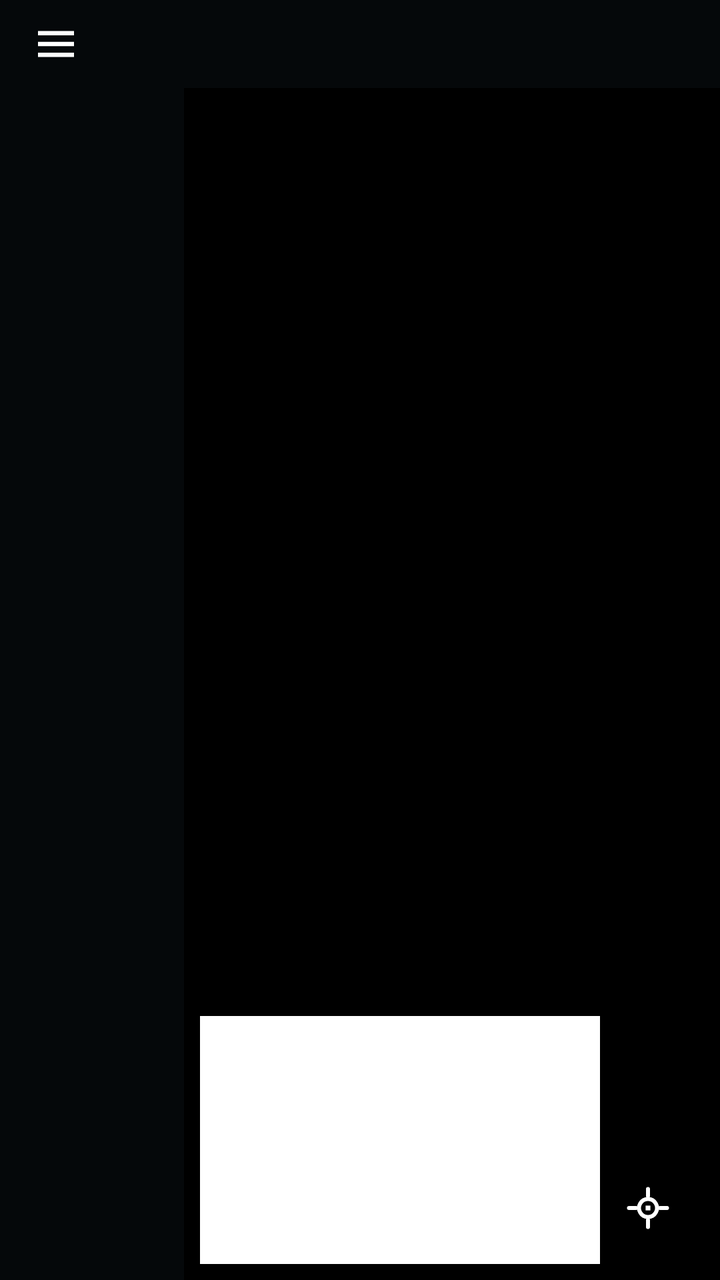
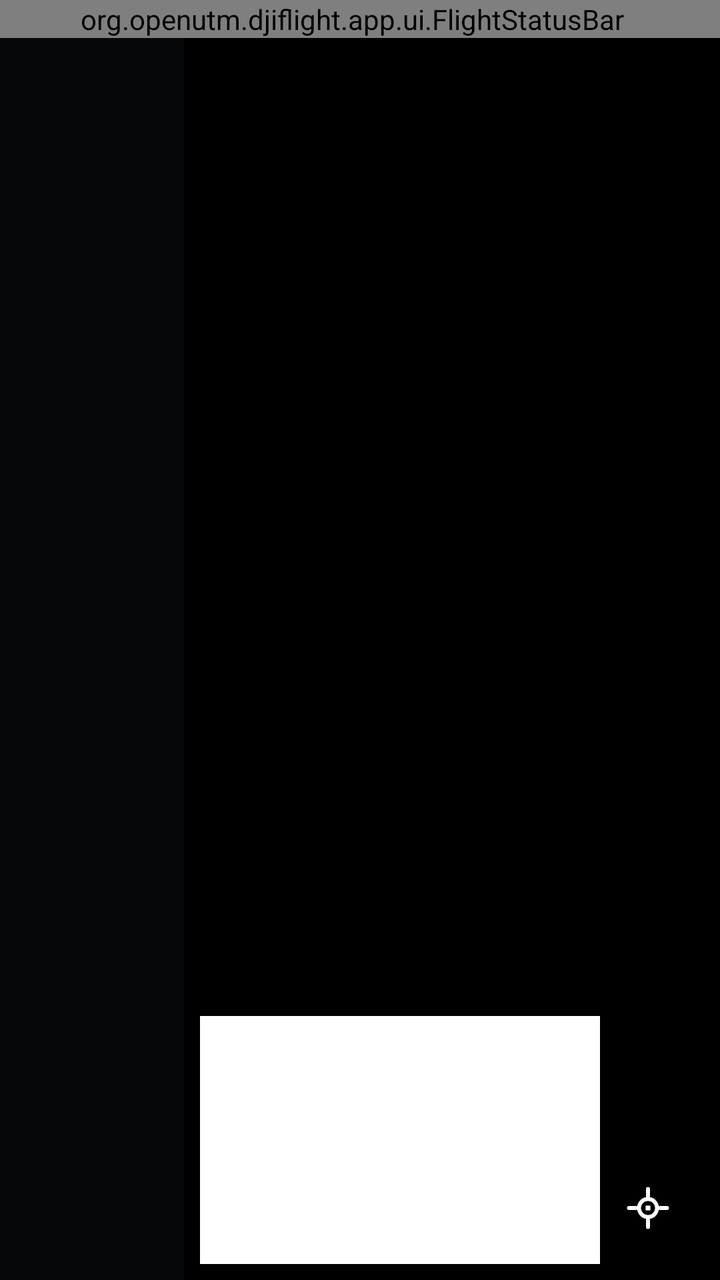

The first picture is an Android layout as it rendered before a commit; the second is the same layout after the commit. The layout source and the unified diff follow.
<!-- AndroidManifest.xml: activity theme Theme.OpenUTM -->
<!-- res/layout/activity_fly.xml -->
<?xml version="1.0" encoding="utf-8"?>
<LinearLayout xmlns:android="http://schemas.android.com/apk/res/android"
    android:layout_width="match_parent" android:layout_height="match_parent"
    android:orientation="vertical" android:background="@color/bar">

    
    <LinearLayout android:id="@+id/topBar" android:layout_width="match_parent" android:layout_height="44dp"
        android:orientation="horizontal" android:gravity="center_vertical" android:paddingEnd="8dp">
        <ImageView android:id="@+id/btnMenu" android:layout_width="56dp" android:layout_height="44dp"
            android:src="@drawable/ic_menu" android:scaleType="center" android:contentDescription="@string/fly_cd_menu" />
        <FrameLayout android:id="@+id/statusLeading" android:layout_width="wrap_content" android:layout_height="match_parent" />
        <FrameLayout android:id="@+id/utmPillBox" android:layout_width="wrap_content" android:layout_height="match_parent"
            android:paddingStart="8dp" />
        <Space android:layout_width="0dp" android:layout_height="1dp" android:layout_weight="1" />
        <FrameLayout android:id="@+id/statusTrailing" android:layout_width="wrap_content" android:layout_height="match_parent" />
    </LinearLayout>

    <LinearLayout android:layout_width="match_parent" android:layout_height="0dp" android:layout_weight="1" android:orientation="horizontal">

        
        <LinearLayout android:id="@+id/rail" android:layout_width="92dp" android:layout_height="match_parent"
            android:orientation="vertical" android:paddingStart="8dp" android:paddingEnd="8dp" android:paddingTop="6dp" android:paddingBottom="8dp">
            <FrameLayout android:id="@+id/slotPrimary" android:layout_width="match_parent" android:layout_height="80dp" />
            <FrameLayout android:id="@+id/slotSecondary" android:layout_width="match_parent" android:layout_height="64dp" android:layout_marginTop="8dp" />
            <FrameLayout android:id="@+id/slotPreflight" android:layout_width="match_parent" android:layout_height="64dp" android:layout_marginTop="8dp" />
            <Space android:layout_width="1dp" android:layout_height="0dp" android:layout_weight="1" />
        </LinearLayout>

        
        <FrameLayout android:id="@+id/stage" android:layout_width="0dp" android:layout_height="match_parent" android:layout_weight="1"
            android:background="#000000">
            <FrameLayout android:id="@+id/primary" android:layout_width="match_parent" android:layout_height="match_parent" />
            <TextView android:id="@+id/videoLabel" android:layout_width="wrap_content" android:layout_height="wrap_content"
                android:layout_gravity="center" android:textColor="@color/text2" android:textSize="15sp" android:visibility="gone" />

            
            <LinearLayout android:id="@+id/warnings" android:layout_width="wrap_content" android:layout_height="wrap_content"
                android:layout_gravity="top|start" android:layout_margin="8dp" android:orientation="horizontal" android:gravity="center_vertical" />

            <FrameLayout android:id="@+id/inset" android:layout_width="200dp" android:layout_height="124dp"
                android:layout_gravity="bottom|start" android:layout_margin="8dp" android:background="#FFFFFFFF" android:padding="2dp" />

            
            <LinearLayout android:id="@+id/hudBottom" android:layout_width="wrap_content" android:layout_height="wrap_content"
                android:layout_gravity="bottom|start" android:layout_marginBottom="8dp" android:orientation="vertical">
                <LinearLayout android:id="@+id/missionBar" android:layout_width="match_parent" android:layout_height="34dp"
                    android:orientation="horizontal" android:gravity="center_vertical" android:paddingStart="12dp" android:paddingEnd="12dp"
                    android:layout_marginBottom="6dp" android:visibility="invisible">
                    <TextView android:id="@+id/missionText" android:layout_width="0dp" android:layout_height="wrap_content" android:layout_weight="1"
                        android:textColor="@color/text" android:textSize="14sp" android:textStyle="bold" android:maxLines="1" android:ellipsize="end" />
                    <ProgressBar android:id="@+id/missionProgress" style="@android:style/Widget.ProgressBar.Horizontal"
                        android:layout_width="90dp" android:layout_height="8dp" android:layout_marginStart="10dp" android:max="1000" />
                </LinearLayout>
                <LinearLayout android:id="@+id/telemetry" android:layout_width="wrap_content" android:layout_height="56dp"
                    android:orientation="horizontal" android:gravity="center_vertical" android:paddingStart="6dp" android:paddingEnd="6dp" />
            </LinearLayout>

            <ImageView android:id="@+id/btnRecenter" android:layout_width="52dp" android:layout_height="52dp"
                android:layout_gravity="bottom|end" android:layout_margin="10dp" android:src="@drawable/ic_recenter"
                android:scaleType="center" android:contentDescription="@string/fly_cd_recenter" />
        </FrameLayout>
    </LinearLayout>
</LinearLayout>
<!-- resources referenced by this layout -->
<resources>
  <color name="bar">#FF05080A</color>
  <color name="text">#FFFFFFFF</color>
  <color name="text2">#FFC2CBD4</color>
  <!-- drawable ic_menu (drawable) -->
  <?xml version="1.0" encoding="utf-8"?>
  <vector xmlns:android="http://schemas.android.com/apk/res/android"
      android:width="24dp" android:height="24dp" android:viewportWidth="24" android:viewportHeight="24">
      <path android:fillColor="#FFFFFFFF" android:pathData="M3,5.5h18v2.2H3z M3,10.9h18v2.2H3z M3,16.3h18v2.2H3z" />
  </vector>
  <!-- drawable ic_recenter (drawable) -->
  <?xml version="1.0" encoding="utf-8"?>
  <vector xmlns:android="http://schemas.android.com/apk/res/android"
      android:width="24dp" android:height="24dp" android:viewportWidth="24" android:viewportHeight="24">
      <path android:strokeColor="#FFFFFFFF" android:strokeWidth="2.0" android:strokeLineCap="round" android:strokeLineJoin="round" android:fillColor="#00000000" android:pathData="M12,7.5a4.5,4.5 0 1,0 0.01,0z" />
      <path android:strokeColor="#FFFFFFFF" android:strokeWidth="2.0" android:strokeLineCap="round" android:strokeLineJoin="round" android:fillColor="#00000000" android:pathData="M12,2.5V6 M12,18V21.5 M2.5,12H6 M18,12H21.5" />
      <path android:fillColor="#FFFFFFFF" android:pathData="M10.8,10.8h2.4v2.4h-2.4z" />
  </vector>
  <string name="fly_cd_menu">Menu</string>
  <string name="fly_cd_recenter">Recenter the map</string>
  <style name="Theme.OpenUTM" parent="@android:style/Theme.DeviceDefault.NoActionBar">
          <item name="android:windowBackground">@color/bg</item>
          <item name="android:colorBackground">@color/bg</item>
          <item name="android:colorAccent">@color/accent</item>
          <item name="android:colorPrimary">@color/bar</item>
          <item name="android:colorPrimaryDark">@color/bar</item>
          <item name="android:textColorPrimary">@color/text</item>
          <item name="android:textColorSecondary">@color/text2</item>
          <item name="android:windowFullscreen">true</item>
          <item name="android:navigationBarColor">@color/bar</item>
          <item name="android:statusBarColor">@color/bar</item>
      </style>
  <color name="bg">#FF0B0E11</color>
  <color name="accent">#FF1F6FE5</color>
</resources>

<!-- the commit's change to res/layout/activity_fly.xml (unified diff, before → after) -->
@@ -4,16 +4,16 @@
     android:orientation="vertical" android:background="@color/bar">
 
     
-    <LinearLayout android:id="@+id/topBar" android:layout_width="match_parent" android:layout_height="44dp"
-        android:orientation="horizontal" android:gravity="center_vertical" android:paddingEnd="8dp">
+    <org.openutm.djiflight.app.ui.FlightStatusBar android:id="@+id/topBar" android:layout_width="match_parent" android:layout_height="wrap_content"
+        android:paddingEnd="8dp">
         <ImageView android:id="@+id/btnMenu" android:layout_width="56dp" android:layout_height="44dp"
             android:src="@drawable/ic_menu" android:scaleType="center" android:contentDescription="@string/fly_cd_menu" />
+        
         <FrameLayout android:id="@+id/statusLeading" android:layout_width="wrap_content" android:layout_height="match_parent" />
         <FrameLayout android:id="@+id/utmPillBox" android:layout_width="wrap_content" android:layout_height="match_parent"
             android:paddingStart="8dp" />
-        <Space android:layout_width="0dp" android:layout_height="1dp" android:layout_weight="1" />
         <FrameLayout android:id="@+id/statusTrailing" android:layout_width="wrap_content" android:layout_height="match_parent" />
-    </LinearLayout>
+    </org.openutm.djiflight.app.ui.FlightStatusBar>
 
     <LinearLayout android:layout_width="match_parent" android:layout_height="0dp" android:layout_weight="1" android:orientation="horizontal">
 
